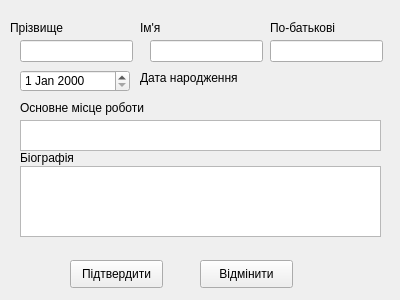
The window that newpersone.ui (rakivchanyn/familytree) describes before a commit, drawn with Qt 5.
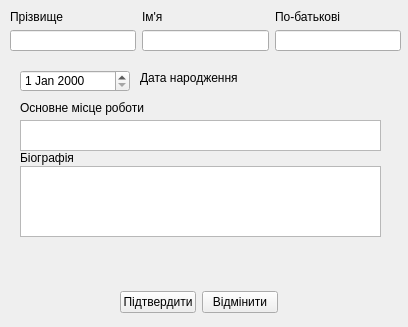
The same window after the commit.

What changed in the file:
```diff
--- a/newpersone.ui
+++ b/newpersone.ui
@@ -6,69 +6,13 @@
    <rect>
     <x>0</x>
     <y>0</y>
-    <width>400</width>
-    <height>300</height>
+    <width>408</width>
+    <height>327</height>
    </rect>
   </property>
   <property name="windowTitle">
    <string>Form</string>
   </property>
-  <widget class="QPushButton" name="pbSubmit">
-   <property name="geometry">
-    <rect>
-     <x>70</x>
-     <y>260</y>
-     <width>93</width>
-     <height>28</height>
-    </rect>
-   </property>
-   <property name="text">
-    <string>Підтвердити</string>
-   </property>
-  </widget>
-  <widget class="QPushButton" name="pbCancel">
-   <property name="geometry">
-    <rect>
-     <x>200</x>
-     <y>260</y>
-     <width>93</width>
-     <height>28</height>
-    </rect>
-   </property>
-   <property name="text">
-    <string>Відмінити</string>
-   </property>
-  </widget>
-  <widget class="QLineEdit" name="leLastName">
-   <property name="geometry">
-    <rect>
-     <x>20</x>
-     <y>40</y>
-     <width>113</width>
-     <height>22</height>
-    </rect>
-   </property>
-  </widget>
-  <widget class="QLineEdit" name="leFirstName">
-   <property name="geometry">
-    <rect>
-     <x>150</x>
-     <y>40</y>
-     <width>113</width>
-     <height>22</height>
-    </rect>
-   </property>
-  </widget>
-  <widget class="QLineEdit" name="leMiddleName">
-   <property name="geometry">
-    <rect>
-     <x>270</x>
-     <y>40</y>
-     <width>113</width>
-     <height>22</height>
-    </rect>
-   </property>
-  </widget>
   <widget class="QTextEdit" name="teJob">
    <property name="geometry">
     <rect>
@@ -89,45 +33,6 @@
     </rect>
    </property>
   </widget>
-  <widget class="QLabel" name="label">
-   <property name="geometry">
-    <rect>
-     <x>10</x>
-     <y>20</y>
-     <width>71</width>
-     <height>16</height>
-    </rect>
-   </property>
-   <property name="text">
-    <string>Прізвище</string>
-   </property>
-  </widget>
-  <widget class="QLabel" name="label_2">
-   <property name="geometry">
-    <rect>
-     <x>140</x>
-     <y>20</y>
-     <width>53</width>
-     <height>16</height>
-    </rect>
-   </property>
-   <property name="text">
-    <string>Ім'я</string>
-   </property>
-  </widget>
-  <widget class="QLabel" name="label_3">
-   <property name="geometry">
-    <rect>
-     <x>270</x>
-     <y>20</y>
-     <width>81</width>
-     <height>16</height>
-    </rect>
-   </property>
-   <property name="text">
-    <string>По-батькові</string>
-   </property>
-  </widget>
   <widget class="QLabel" name="label_4">
    <property name="geometry">
     <rect>
@@ -141,19 +46,6 @@
     <string>Основне місце роботи</string>
    </property>
   </widget>
-  <widget class="QLabel" name="label_5">
-   <property name="geometry">
-    <rect>
-     <x>20</x>
-     <y>150</y>
-     <width>71</width>
-     <height>16</height>
-    </rect>
-   </property>
-   <property name="text">
-    <string>Біографія</string>
-   </property>
-  </widget>
   <widget class="QDateEdit" name="dateEdit">
    <property name="geometry">
     <rect>
@@ -177,6 +69,114 @@
     <string>Дата народження</string>
    </property>
   </widget>
+  <widget class="QWidget" name="">
+   <property name="geometry">
+    <rect>
+     <x>10</x>
+     <y>10</y>
+     <width>391</width>
+     <height>41</height>
+    </rect>
+   </property>
+   <layout class="QHBoxLayout" name="horizontalLayout">
+    <item>
+     <layout class="QVBoxLayout" name="verticalLayout">
+      <item>
+       <widget class="QLabel" name="label">
+        <property name="text">
+         <string>Прізвище</string>
+        </property>
+       </widget>
+      </item>
+      <item>
+       <widget class="QLineEdit" name="leLastName"/>
+      </item>
+     </layout>
+    </item>
+    <item>
+     <layout class="QVBoxLayout" name="verticalLayout_2">
+      <item>
+       <widget class="QLabel" name="label_2">
+        <property name="text">
+         <string>Ім'я</string>
+        </property>
+       </widget>
+      </item>
+      <item>
+       <widget class="QLineEdit" name="leFirstName"/>
+      </item>
+     </layout>
+    </item>
+    <item>
+     <layout class="QVBoxLayout" name="verticalLayout_3">
+      <item>
+       <widget class="QLabel" name="label_3">
+        <property name="text">
+         <string>По-батькові</string>
+        </property>
+       </widget>
+      </item>
+      <item>
+       <widget class="QLineEdit" name="leMiddleName"/>
+      </item>
+     </layout>
+    </item>
+   </layout>
+  </widget>
+  <widget class="QWidget" name="">
+   <property name="geometry">
+    <rect>
+     <x>120</x>
+     <y>290</y>
+     <width>158</width>
+     <height>25</height>
+    </rect>
+   </property>
+   <layout class="QHBoxLayout" name="horizontalLayout_2">
+    <item>
+     <widget class="QPushButton" name="pbSubmit">
+      <property name="text">
+       <string>Підтвердити</string>
+      </property>
+     </widget>
+    </item>
+    <item>
+     <widget class="QPushButton" name="pbCancel">
+      <property name="text">
+       <string>Відмінити</string>
+      </property>
+     </widget>
+    </item>
+   </layout>
+  </widget>
+  <widget class="QLabel" name="label_5">
+   <property name="geometry">
+    <rect>
+     <x>20</x>
+     <y>150</y>
+     <width>71</width>
+     <height>16</height>
+    </rect>
+   </property>
+   <property name="text">
+    <string>Біографія</string>
+   </property>
+  </widget>
+  <zorder>pbSubmit</zorder>
+  <zorder>pbCancel</zorder>
+  <zorder>leLastName</zorder>
+  <zorder>leFirstName</zorder>
+  <zorder>leMiddleName</zorder>
+  <zorder>teJob</zorder>
+  <zorder>teBiography</zorder>
+  <zorder>label</zorder>
+  <zorder>label_2</zorder>
+  <zorder>label_3</zorder>
+  <zorder>label_4</zorder>
+  <zorder>label_5</zorder>
+  <zorder>dateEdit</zorder>
+  <zorder>label_6</zorder>
+  <zorder>label_5</zorder>
  </widget>
  <resources/>
  <connections/>
```
